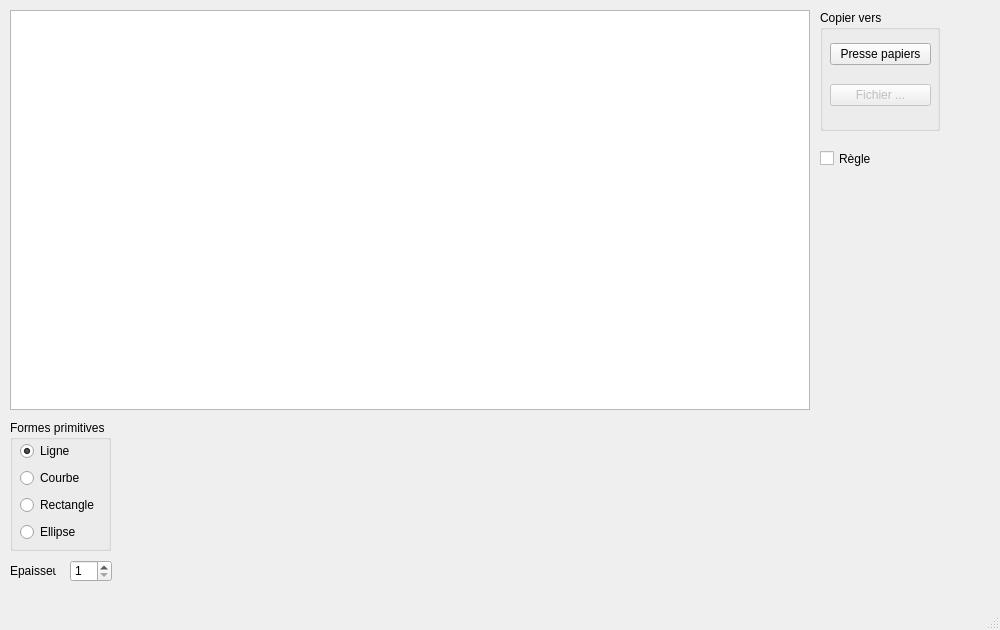
Qt form Aaaah/MainWindow.ui (Sahnvour/maaaahp-toolkit) before a commit.
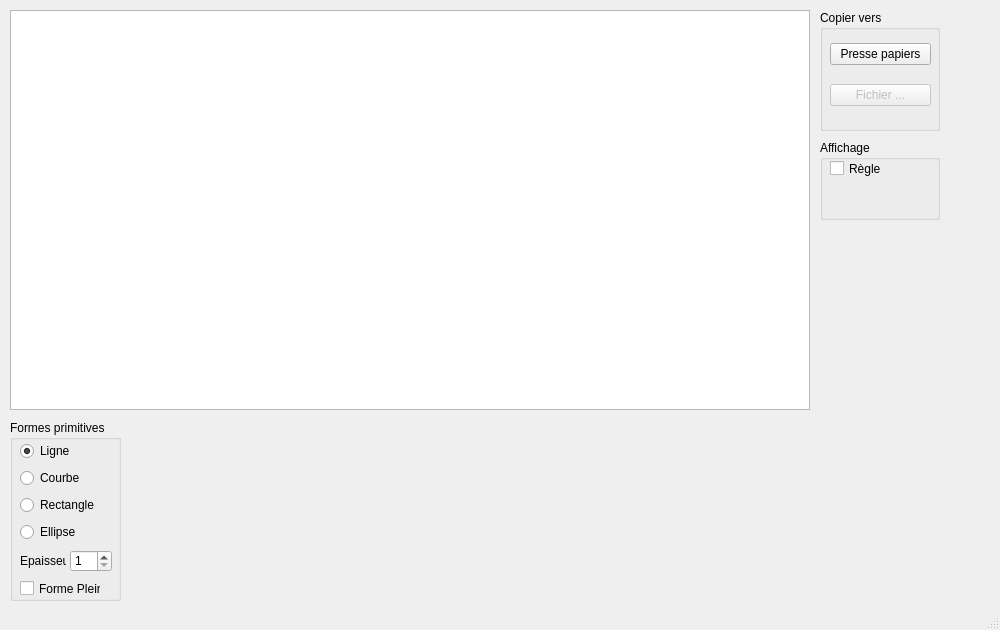
The same form after that commit.

Diff of the .ui file:
```diff
--- a/Aaaah/MainWindow.ui
+++ b/Aaaah/MainWindow.ui
@@ -59,8 +59,8 @@
      <rect>
       <x>10</x>
       <y>420</y>
-      <width>101</width>
-      <height>131</height>
+      <width>111</width>
+      <height>181</height>
      </rect>
     </property>
     <property name="title">
@@ -145,6 +145,51 @@
       </item>
      </layout>
     </widget>
+    <widget class="QLabel" name="label">
+     <property name="geometry">
+      <rect>
+       <x>10</x>
+       <y>130</y>
+       <width>46</width>
+       <height>21</height>
+      </rect>
+     </property>
+     <property name="text">
+      <string>Epaisseur</string>
+     </property>
+    </widget>
+    <widget class="QSpinBox" name="thickness">
+     <property name="geometry">
+      <rect>
+       <x>60</x>
+       <y>130</y>
+       <width>42</width>
+       <height>22</height>
+      </rect>
+     </property>
+     <property name="minimum">
+      <number>1</number>
+     </property>
+     <property name="maximum">
+      <number>10000</number>
+     </property>
+     <property name="value">
+      <number>1</number>
+     </property>
+    </widget>
+    <widget class="QCheckBox" name="isFull">
+     <property name="geometry">
+      <rect>
+       <x>10</x>
+       <y>160</y>
+       <width>81</width>
+       <height>17</height>
+      </rect>
+     </property>
+     <property name="text">
+      <string>Forme Pleine</string>
+     </property>
+    </widget>
    </widget>
    <widget class="QGroupBox" name="groupBox_2">
     <property name="geometry">
@@ -194,50 +239,31 @@
      </layout>
     </widget>
    </widget>
-   <widget class="QSpinBox" name="thickness">
-    <property name="geometry">
-     <rect>
-      <x>70</x>
-      <y>560</y>
-      <width>42</width>
-      <height>22</height>
-     </rect>
-    </property>
-    <property name="minimum">
-     <number>1</number>
-    </property>
-    <property name="maximum">
-     <number>10000</number>
-    </property>
-    <property name="value">
-     <number>1</number>
-    </property>
-   </widget>
-   <widget class="QLabel" name="label">
-    <property name="geometry">
-     <rect>
-      <x>10</x>
-      <y>560</y>
-      <width>46</width>
-      <height>21</height>
-     </rect>
-    </property>
-    <property name="text">
-     <string>Epaisseur</string>
-    </property>
-   </widget>
-   <widget class="QCheckBox" name="ruler">
+   <widget class="QGroupBox" name="groupBox_3">
     <property name="geometry">
      <rect>
       <x>820</x>
-      <y>150</y>
-      <width>70</width>
-      <height>17</height>
+      <y>140</y>
+      <width>120</width>
+      <height>80</height>
      </rect>
     </property>
-    <property name="text">
-     <string>Règle</string>
+    <property name="title">
+     <string>Affichage</string>
     </property>
+    <widget class="QCheckBox" name="ruler">
+     <property name="geometry">
+      <rect>
+       <x>10</x>
+       <y>20</y>
+       <width>70</width>
+       <height>17</height>
+      </rect>
+     </property>
+     <property name="text">
+      <string>Règle</string>
+     </property>
+    </widget>
    </widget>
   </widget>
   <widget class="QMenuBar" name="menubar">
```
